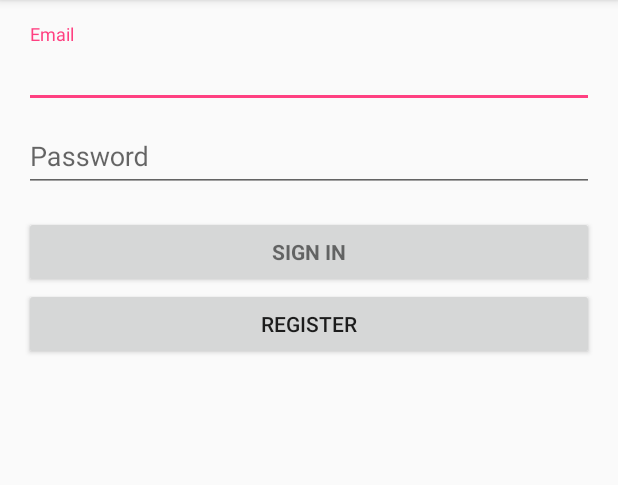
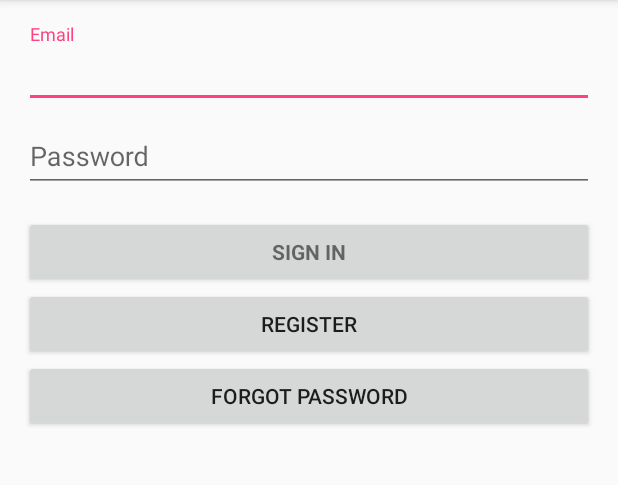
Before and after one commit to ChangedNameTo/RebaseJumpers, an Android app: the screen it shows after launch (LoginActivity), on a phone screen of 412 x 824 dp, the part 84-569 px from its top. Run offline under Robolectric (Android 15) with nearby library versions, the phone set to English and light mode, and no system bars; 2 statements that could not run were skipped.

Commit message:
Add 'forgot password' button to login view

```diff
--- a/app/src/main/res/layout/activity_login.xml
+++ b/app/src/main/res/layout/activity_login.xml
@@ -102,6 +102,12 @@
                 android:layout_weight="1.50"
                 android:text="REGISTER" />
 
+            <Button
+                android:id="@+id/forgot_password"
+                android:layout_width="match_parent"
+                android:layout_height="wrap_content"
+                android:text="Forgot Password" />
+
         </LinearLayout>
     </ScrollView>
 </LinearLayout>
--- /dev/null
+++ b/app/src/main/res/values/ids.xml
@@ -0,0 +1,5 @@
+<?xml version="1.0" encoding="utf-8"?>
+<resources>
+    <item name="visible" type="id"/>
+    <item name="masked" type="id"/>
+</resources>
```
